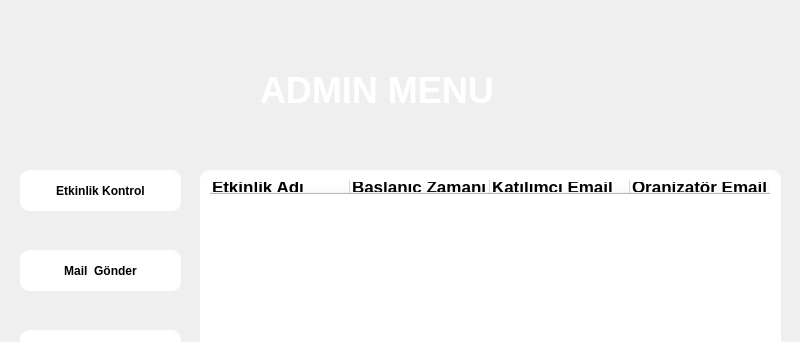
The window that admin_control_menu.ui (yhtyyar94/Python-Module-Week7) describes before a commit, drawn with Qt 5; both pictures show x 0 to 800 and y 0 to 342 of the 800 by 600 pixel window.
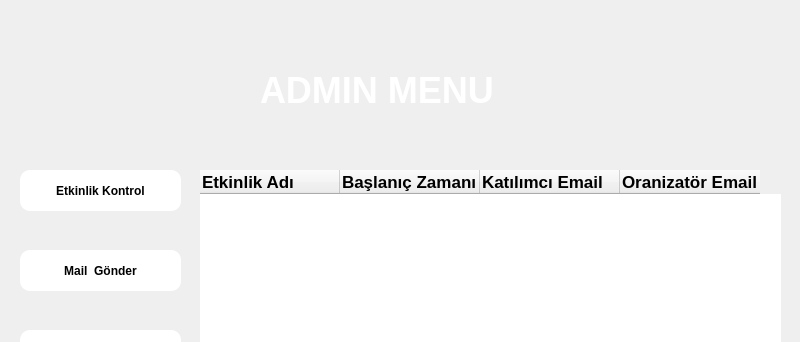
The same window after the commit. Icons and pictures are not drawn.

Commit message: make standard all tables

```diff
--- a/admin_control_menu.ui
+++ b/admin_control_menu.ui
@@ -102,10 +102,12 @@
      </rect>
     </property>
     <property name="styleSheet">
-     <string notr="true">background:white;
-border-radius:10px;
-padding:5px;
-color:black</string>
+     <string notr="true">QTableView{
+color:black;
+background:white;
+font-weight:bold;
+border-radius:5px
+}</string>
     </property>
     <property name="tabKeyNavigation">
      <bool>true</bool>
```
The commit also changes 6 other files.
